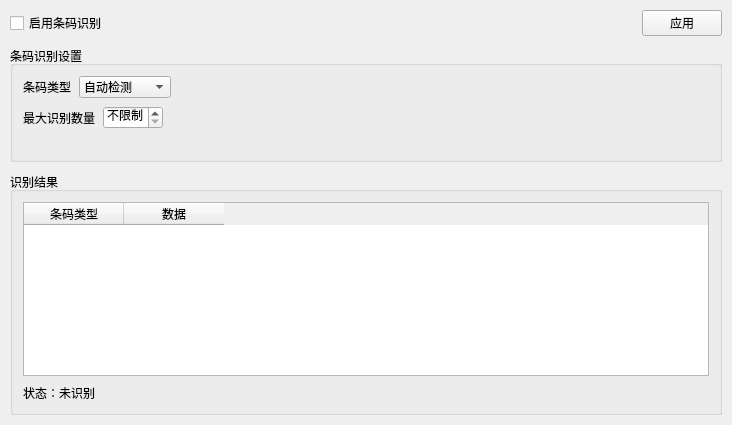
This is ui/tabs/barcode_tab.ui in xiaoyuan1021/MyTool as Qt 5 draws it before an edit. The edited form follows.
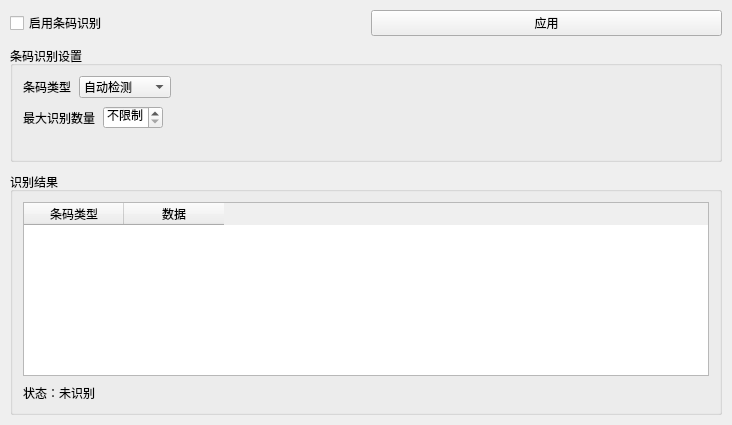
This is the edited form.

The edit to the form file:
```diff
--- a/ui/tabs/barcode_tab.ui
+++ b/ui/tabs/barcode_tab.ui
@@ -38,19 +38,6 @@
        </property>
       </widget>
      </item>
-     <item>
-      <spacer name="horizontalSpacer_top">
-       <property name="orientation">
-        <enum>Qt::Orientation::Horizontal</enum>
-       </property>
-       <property name="sizeHint" stdset="0">
-        <size>
-         <width>40</width>
-         <height>20</height>
-        </size>
-       </property>
-      </spacer>
-     </item>
      <item>
       <widget class="QPushButton" name="btn_apply">
        <property name="text">
```
